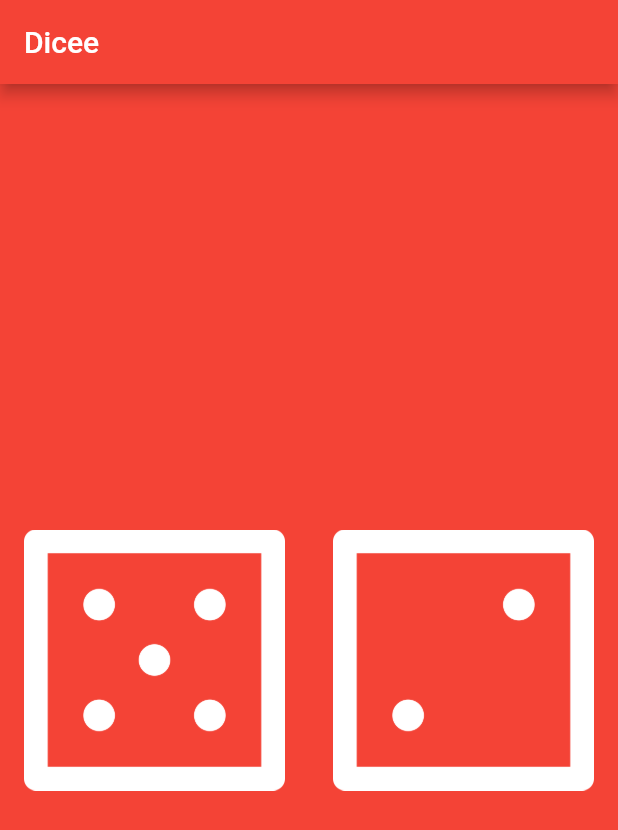
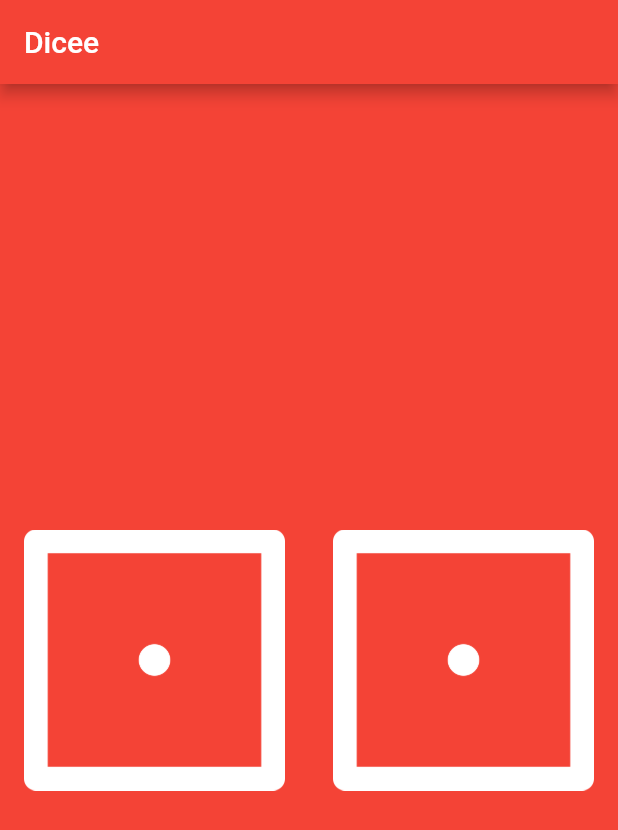
Before and after one commit to thesamtj/dicegame_flutter, a Flutter app: the screen it shows after launch, on a phone screen of 412 x 824 dp. Shown: the top 830 px of the screen. Run offline on Flutter 3.47's test engine with Material 2 defaults, Android fonts, the phone set to English and light mode, and no system bars.

Commit message:
Click to change both

```diff
--- a/lib/main.dart
+++ b/lib/main.dart
@@ -22,8 +22,8 @@ class DicePage extends StatefulWidget {
 }
 
 class _DicePageState extends State<DicePage> {
-  int leftDiceNumber = 5;
-  int rightDiceNumber = 2;
+  int leftDiceNumber = 1;
+  int rightDiceNumber = 1;
 
   @override
   Widget build(BuildContext context) {
@@ -35,6 +35,7 @@ class _DicePageState extends State<DicePage> {
               onPressed: () {
                 setState(() {
                   leftDiceNumber = Random().nextInt(6) + 1;
+                  rightDiceNumber = Random().nextInt(6) + 1;
                 });
               },
               child: Image.asset('images/dice$leftDiceNumber.png'),
@@ -45,6 +46,7 @@ class _DicePageState extends State<DicePage> {
               onPressed: () {
                 setState(() {
                   rightDiceNumber = Random().nextInt(6) + 1;
+                  leftDiceNumber = Random().nextInt(6) + 1;
                 });
               },
               child: Image.asset('images/dice$rightDiceNumber.png'),
```
